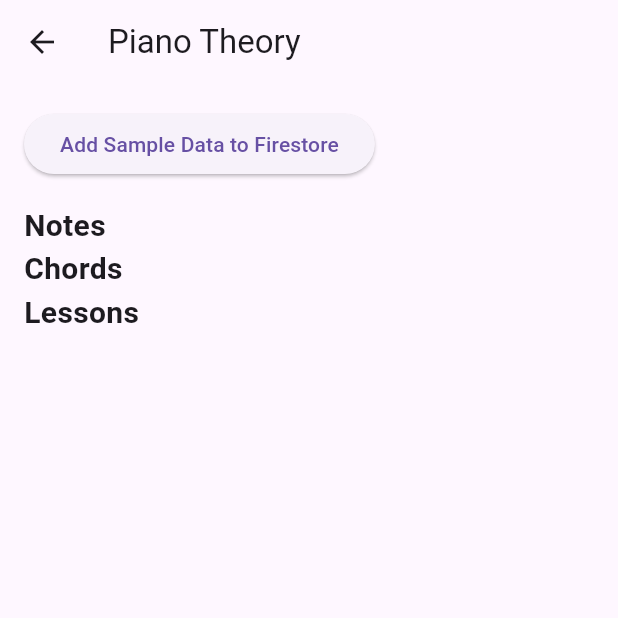
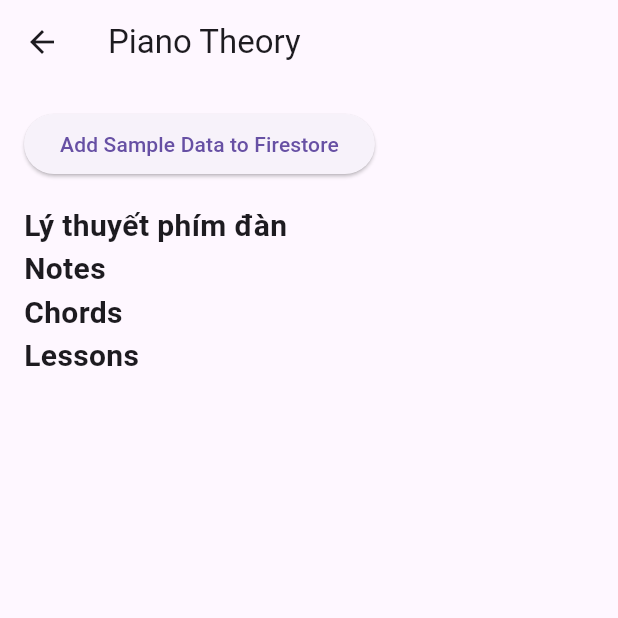
Before and after one commit to Vantoan252003/LearnPiano, a Flutter app: the TheoryPage screen opened directly, on a phone screen of 412 x 824 dp, the top half of it. Run offline on Flutter 3.47's test engine with Material 3 defaults, Android fonts, the phone set to English and light mode, and no system bars; our stand-ins replace audioplayers, cloud_firestore, file_picker, firebase_core, firebase_storage; accounts and stored records are empty.

Commit message:
tao mới thêm chức năng đỉnh vc

```diff
--- a/lib/theory.dart
+++ b/lib/theory.dart
@@ -5,15 +5,12 @@ class TheoryPage extends StatelessWidget {
   // Hàm để thêm dữ liệu mẫu vào Firestore
   Future<void> addSampleData() async {
     // Thêm dữ liệu vào collection "notes"
-
   }
 
   @override
   Widget build(BuildContext context) {
     return Scaffold(
-      appBar: AppBar(
-        title: Text('Piano Theory'),
-      ),
+      appBar: AppBar(title: Text('Piano Theory')),
       body: SingleChildScrollView(
         child: Column(
           crossAxisAlignment: CrossAxisAlignment.start,
@@ -31,6 +28,33 @@ class TheoryPage extends StatelessWidget {
                 child: Text('Add Sample Data to Firestore'),
               ),
             ),
+            Padding(
+              padding: const EdgeInsets.symmetric(horizontal: 16.0),
+              child: Text(
+                'Lý thuyết phím đàn',
+                style: TextStyle(fontSize: 20, fontWeight: FontWeight.bold),
+              ),
+            ),
+            StreamBuilder(
+              stream:
+                  FirebaseFirestore.instance
+                      .collection('piano_keyboard')
+                      .snapshots(),
+              builder: (context, AsyncSnapshot<QuerySnapshot> snapshot) {
+                if (!snapshot.hasData) {
+                  return Center(child: CircularProgressIndicator());
+                }
+                return ListView.builder(
+                  shrinkWrap: true,
+                  physics: NeverScrollableScrollPhysics(),
+                  itemCount: snapshot.data!.docs.length,
+                  itemBuilder: (context, index) {
+                    var doc = snapshot.data!.docs[index];
+                    return ListTile(subtitle: Text(doc['theory']));
+                  },
+                );
+              },
+            ),
             // Hiển thị danh sách nốt nhạc
             Padding(
               padding: const EdgeInsets.symmetric(horizontal: 16.0),
@@ -40,7 +64,8 @@ class TheoryPage extends StatelessWidget {
               ),
             ),
             StreamBuilder(
-              stream: FirebaseFirestore.instance.collection('notes').snapshots(),
+              stream:
+                  FirebaseFirestore.instance.collection('notes').snapshots(),
               builder: (context, AsyncSnapshot<QuerySnapshot> snapshot) {
                 if (!snapshot.hasData) {
                   return Center(child: CircularProgressIndicator());
@@ -69,7 +94,8 @@ class TheoryPage extends StatelessWidget {
               ),
             ),
             StreamBuilder(
-              stream: FirebaseFirestore.instance.collection('chords').snapshots(),
+              stream:
+                  FirebaseFirestore.instance.collection('chords').snapshots(),
               builder: (context, AsyncSnapshot<QuerySnapshot> snapshot) {
                 if (!snapshot.hasData) {
                   return Center(child: CircularProgressIndicator());
@@ -98,7 +124,8 @@ class TheoryPage extends StatelessWidget {
               ),
             ),
             StreamBuilder(
-              stream: FirebaseFirestore.instance.collection('lessons').snapshots(),
+              stream:
+                  FirebaseFirestore.instance.collection('lessons').snapshots(),
               builder: (context, AsyncSnapshot<QuerySnapshot> snapshot) {
                 if (!snapshot.hasData) {
                   return Center(child: CircularProgressIndicator());
```
